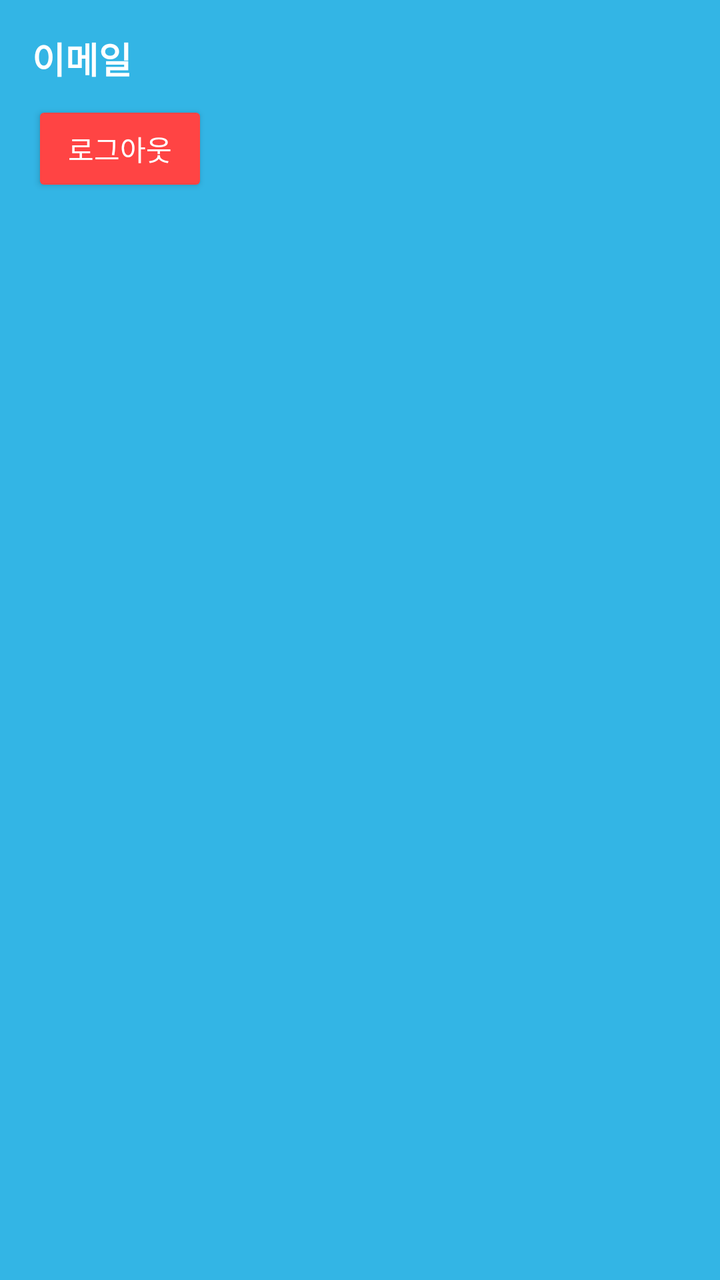
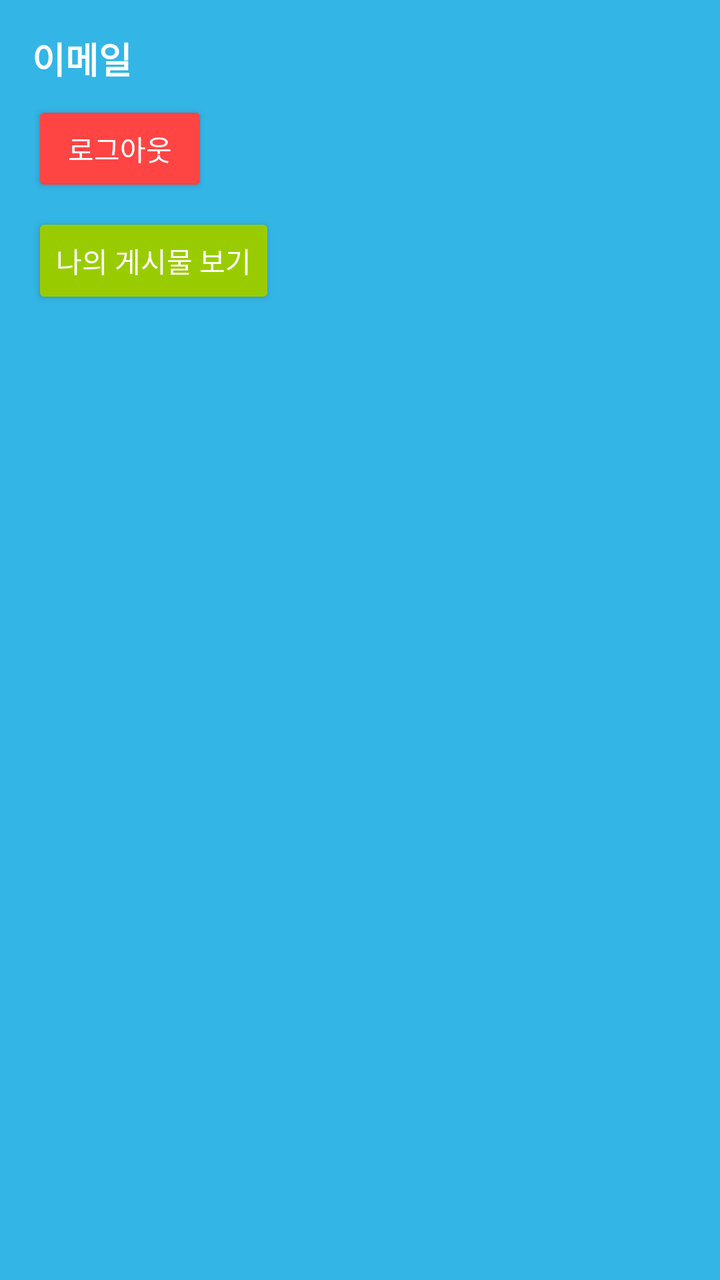

Before-and-after screenshots of an Android layout around one commit, followed by the original layout XML and the change that was made.
<!-- AndroidManifest.xml: application theme Theme.AppCompat.Light.NoActionBar -->
<!-- res/layout/drawer_header.xml -->
<LinearLayout xmlns:android="http://schemas.android.com/apk/res/android"
    android:orientation="vertical"
    android:padding="16dp"
    android:layout_width="match_parent"
    android:layout_height="wrap_content"
    android:background="@android:color/holo_blue_light">

    <TextView
        android:id="@+id/textUserEmail"
        android:layout_width="wrap_content"
        android:layout_height="wrap_content"
        android:text="이메일"
        android:textColor="@android:color/white"
        android:textSize="18sp"
        android:textStyle="bold" />

    <Button
        android:id="@+id/btnLogout"
        android:layout_width="wrap_content"
        android:layout_height="wrap_content"
        android:text="로그아웃"
        android:layout_marginTop="8dp"
        android:backgroundTint="@android:color/holo_red_light"
        android:textColor="@android:color/white"/>
</LinearLayout>
<!-- resources referenced by this layout -->
<resources>

</resources>

<!-- the commit's change to res/layout/drawer_header.xml (unified diff, before → after) -->
@@ -22,4 +22,12 @@
         android:layout_marginTop="8dp"
         android:backgroundTint="@android:color/holo_red_light"
         android:textColor="@android:color/white"/>
+    <Button
+        android:id="@+id/btnMyPosts"
+        android:layout_width="wrap_content"
+        android:layout_height="wrap_content"
+        android:text="나의 게시물 보기"
+        android:layout_marginTop="8dp"
+        android:backgroundTint="@android:color/holo_green_light"
+        android:textColor="@android:color/white"/>
 </LinearLayout>
